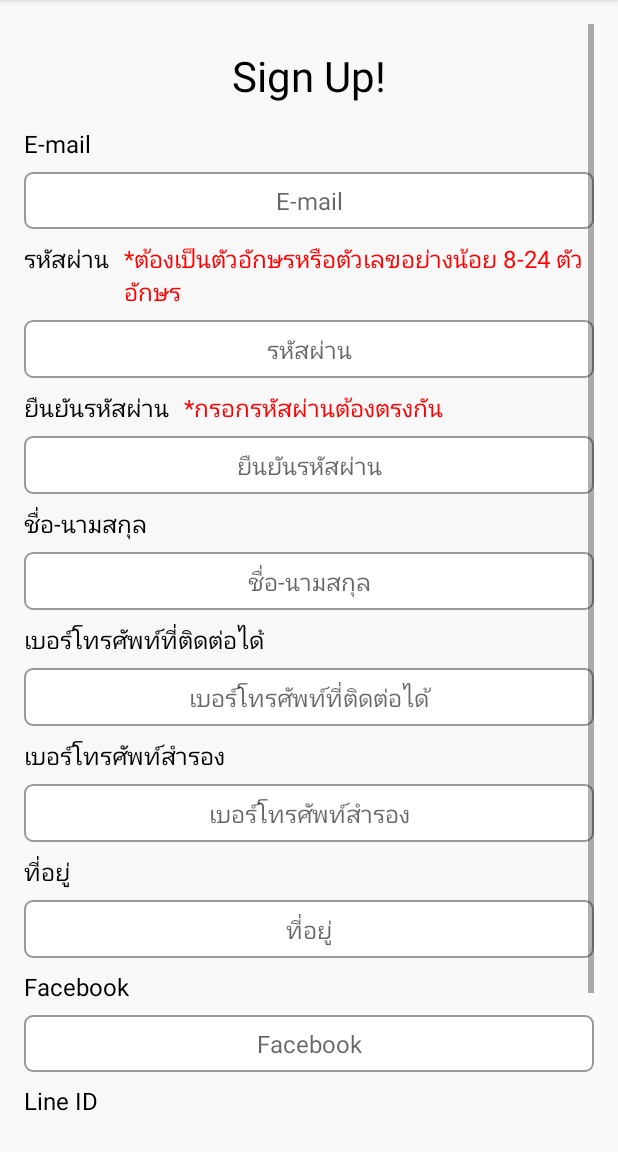
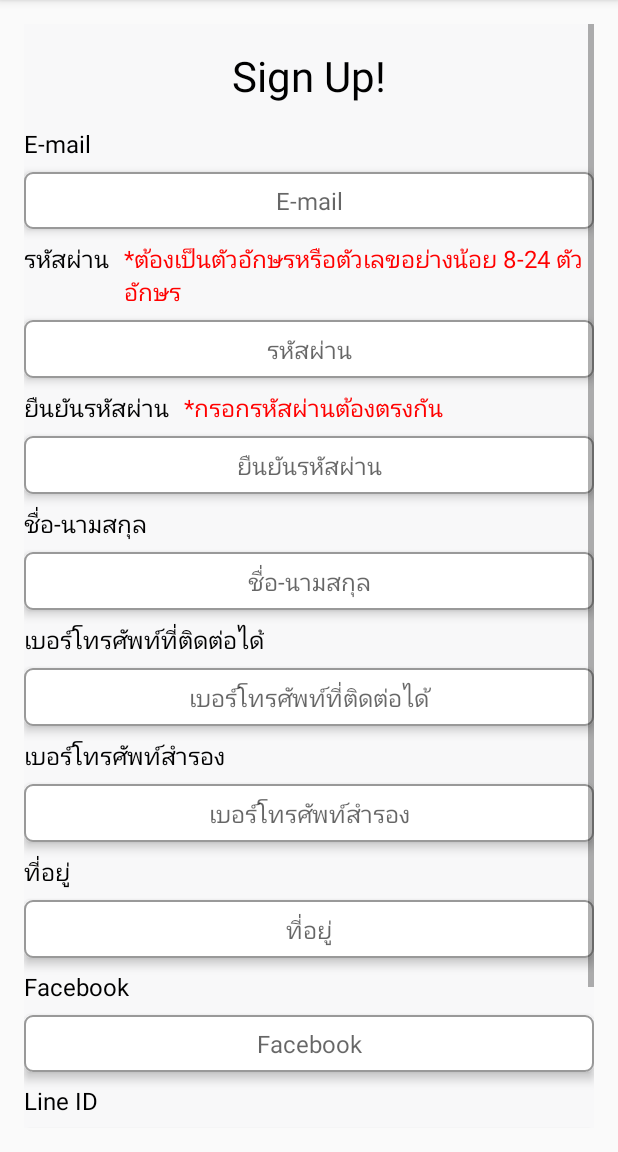
Before and after one commit to s56011216/DogFinder-App, an Android app: the RegisterActivity screen opened directly, with no data from a screen before it, on a phone screen of 412 x 824 dp, the part 84-1236 px from its top. Run offline under Robolectric (Android 15) with nearby library versions, the phone set to English and light mode, and no system bars; network calls fail.

Commit message:
add shadow in register edittext

```diff
--- a/app/src/main/AndroidManifest.xml
+++ b/app/src/main/AndroidManifest.xml
@@ -11,6 +11,7 @@
     -->
     <uses-permission android:name="android.permission.ACCESS_FINE_LOCATION" />
     <uses-permission android:name="android.permission.ACCESS_COARSE_LOCATION" />
+
     <!-- camera -->
     <uses-permission android:name="android.permission.READ_EXTERNAL_STORAGE" />
     <uses-permission android:name="android.permission.WRITE_EXTERNAL_STORAGE" />
--- a/app/src/main/java/com/siriporn/dogfindertest/RegisterActivity.java
+++ b/app/src/main/java/com/siriporn/dogfindertest/RegisterActivity.java
@@ -73,11 +73,11 @@ public class RegisterActivity extends AppCompatActivity {
             }
         });
         if (isAllFiled) {
-            if (isPasswordRight){
+            if (isPasswordRight) {
                 profile = new User(tEmail, tPassword, tName, tTel, tTel2, tAddress, tFacebook, tLine);
                 dialog.setTitle(res.getString(R.string.activity_register_alert_regis_success_title));
                 dialog.setMessage(res.getString(R.string.activity_register_alert_regis_success));
-            }else{
+            } else {
                 dialog.setTitle(res.getString(R.string.activity_register_alert_password_not_match_title));
                 dialog.setMessage(res.getString(R.string.activity_register_alert_password_not_match));
             }
--- a/app/src/main/res/layout/activity_register.xml
+++ b/app/src/main/res/layout/activity_register.xml
@@ -20,6 +20,7 @@
         <LinearLayout
             android:layout_width="match_parent"
             android:layout_height="wrap_content"
+            android:layout_marginBottom="5dp"
 
             android:orientation="vertical">
 
@@ -78,11 +79,11 @@
                 style="@style/FacebookEdittext"
                 android:layout_width="match_parent"
                 android:layout_height="wrap_content"
+                android:digits="abcdefghijklmnopqrstuvwxyzABCDEFGHIJKLMNOPQRSTUVWXYZ0123456789"
                 android:hint="@string/activity_register_password"
                 android:inputType="textPassword"
                 android:maxLines="1"
-                android:textSize="@dimen/text_size"
-                android:digits="abcdefghijklmnopqrstuvwxyzABCDEFGHIJKLMNOPQRSTUVWXYZ0123456789"/>
+                android:textSize="@dimen/text_size" />
 
             <LinearLayout
                 android:layout_width="match_parent"
@@ -111,11 +112,11 @@
                 style="@style/FacebookEdittext"
                 android:layout_width="match_parent"
                 android:layout_height="wrap_content"
+                android:digits="abcdefghijklmnopqrstuvwxyzABCDEFGHIJKLMNOPQRSTUVWXYZ0123456789"
                 android:hint="@string/activity_register_confirm_password"
                 android:inputType="textPassword"
                 android:maxLines="1"
-                android:textSize="@dimen/text_size"
-                android:digits="abcdefghijklmnopqrstuvwxyzABCDEFGHIJKLMNOPQRSTUVWXYZ0123456789"/>
+                android:textSize="@dimen/text_size" />
 
             <TextView
                 android:layout_width="wrap_content"
@@ -213,16 +214,17 @@
                 style="@style/FacebookEdittext"
                 android:layout_width="match_parent"
                 android:layout_height="wrap_content"
+                android:layout_marginBottom="16dp"
                 android:layout_weight="0.5"
                 android:hint="@string/activity_register_lineID"
                 android:maxLines="1"
-                android:layout_marginBottom="16dp"
                 android:textSize="@dimen/text_size" />
 
 
             <LinearLayout
                 android:layout_width="match_parent"
                 android:layout_height="wrap_content"
+                android:layout_marginBottom="5dp"
                 android:gravity="bottom"
                 android:orientation="horizontal"
                 android:weightSum="1">
@@ -234,6 +236,7 @@
                     android:layout_marginStart="5dp"
                     android:layout_weight="0.5"
                     android:background="@drawable/green_button"
+
                     android:onClick="onClickRegister"
                     android:text="@string/activity_register_confirm"
                     android:textColor="@color/black"
@@ -252,6 +255,8 @@
                     android:textSize="@dimen/text_size" />
 
             </LinearLayout>
+
+
         </LinearLayout>
 
     </ScrollView>
--- a/app/src/main/res/values/styles.xml
+++ b/app/src/main/res/values/styles.xml
@@ -36,5 +36,7 @@
         <item name="android:paddingBottom">8dp</item>
         <item name="android:layout_marginTop">8dp</item>
         <item name="android:layout_marginBottom">8dp</item>
+        <item name="android:elevation">4dp</item>
     </style>
+
 </resources>
--- a/gradle.properties
+++ b/gradle.properties
@@ -1,16 +1,15 @@
 # Project-wide Gradle settings.
-
 # IDE (e.g. Android Studio) users:
 # Gradle settings configured through the IDE *will override*
 # any settings specified in this file.
-
 # For more details on how to configure your build environment visit
 # http://www.gradle.org/docs/current/userguide/build_environment.html
-
 # Specifies the JVM arguments used for the daemon process.
 # The setting is particularly useful for tweaking memory settings.
-org.gradle.jvmargs=-Xmx1536m
 
+
+#org.gradle.jvmargs=-Xmx1536m
+org.gradle.jvmargs=-Xmx256m -XX:MaxPermSize=256m -XX:+HeapDumpOnOutOfMemoryError -Dfile.encoding=UTF-8
 # When configured, Gradle will run in incubating parallel mode.
 # This option should only be used with decoupled projects. More details, visit
 # http://www.gradle.org/docs/current/userguide/multi_project_builds.html#sec:decoupled_projects
```
